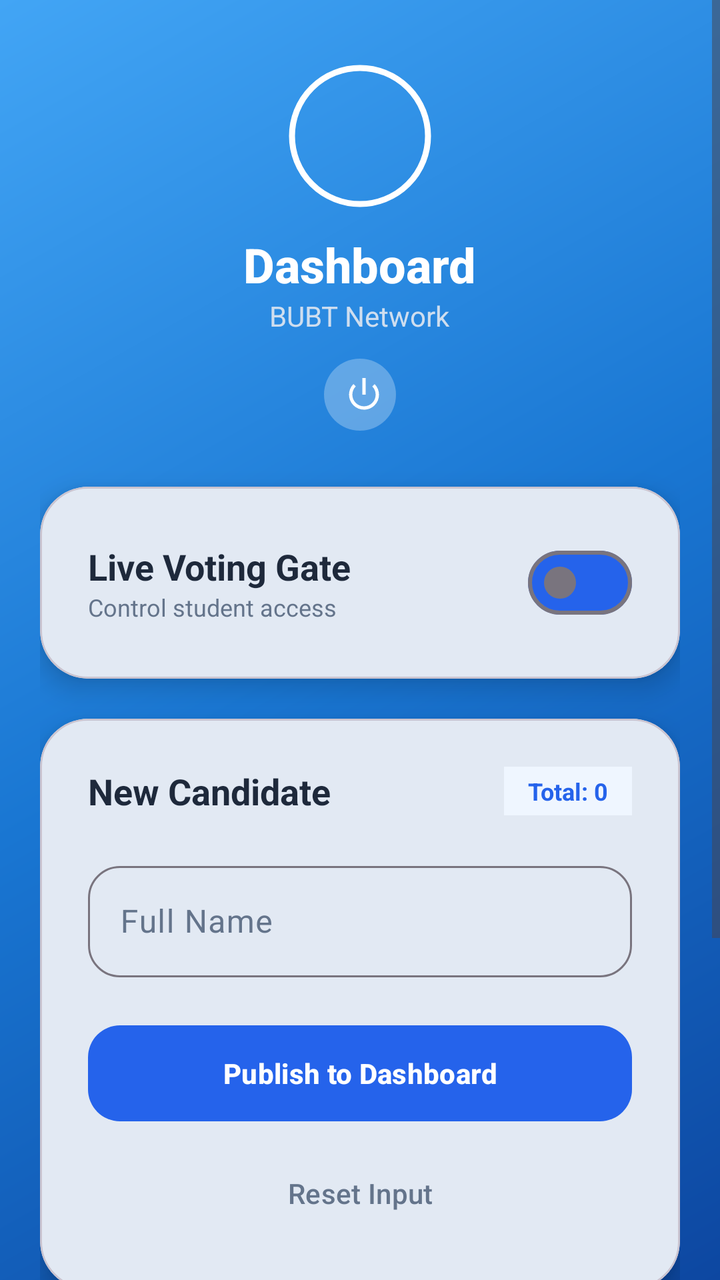
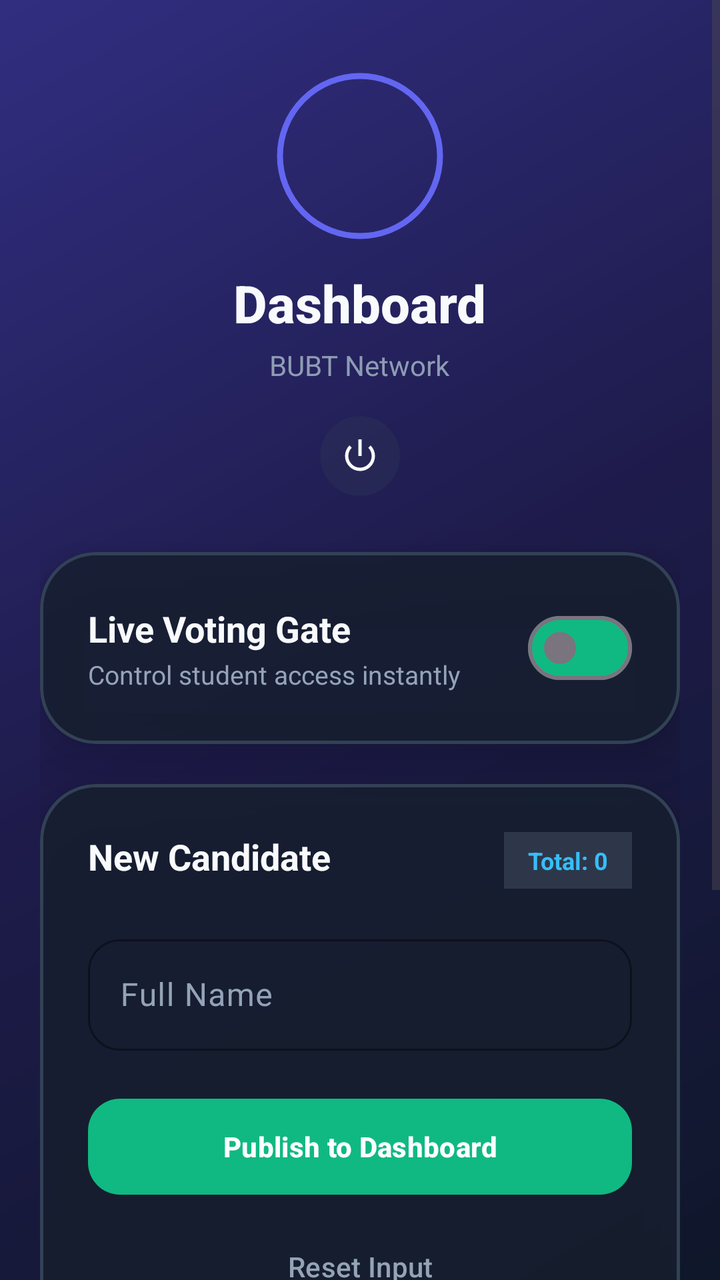

Screens rendered from an Android XML layout before and after an edit, with the pre-edit source and the edit as a unified diff.
<!-- AndroidManifest.xml: application theme Theme.CRConnect -->
<!-- res/layout/activity_teacher_dashboard.xml -->
<?xml version="1.0" encoding="utf-8"?>
<ScrollView xmlns:android="http://schemas.android.com/apk/res/android"
    xmlns:app="http://schemas.android.com/apk/res-auto"
    xmlns:tools="http://schemas.android.com/tools"
    android:layout_width="match_parent"
    android:layout_height="match_parent"
    android:fillViewport="true"
    android:background="@drawable/bg_gradient">

    <LinearLayout
        android:layout_width="match_parent"
        android:layout_height="wrap_content"
        android:orientation="vertical"
        android:paddingHorizontal="20dp">

        <include layout="@layout/include_header" />

        
        <com.google.android.material.card.MaterialCardView
            android:layout_width="match_parent"
            android:layout_height="wrap_content"
            app:cardCornerRadius="24dp"
            app:cardElevation="8dp"
            android:layout_marginBottom="20dp"
            app:cardBackgroundColor="#FFFFFF">

            <LinearLayout
                android:layout_width="match_parent"
                android:layout_height="wrap_content"
                android:orientation="horizontal"
                android:padding="24dp"
                android:gravity="center_vertical">

                <LinearLayout
                    android:layout_width="0dp"
                    android:layout_height="wrap_content"
                    android:layout_weight="1"
                    android:orientation="vertical">

                    <TextView
                        android:layout_width="wrap_content"
                        android:layout_height="wrap_content"
                        android:text="Live Voting Gate"
                        android:textSize="18sp"
                        android:textStyle="bold"
                        android:textColor="#1E293B"/>
                    <TextView
                        android:layout_width="wrap_content"
                        android:layout_height="wrap_content"
                        android:text="Control student access"
                        android:textSize="12sp"
                        android:textColor="#64748B"/>
                </LinearLayout>

                <com.google.android.material.materialswitch.MaterialSwitch
                    android:id="@+id/switchMasterVoting"
                    android:layout_width="wrap_content"
                    android:layout_height="wrap_content"
                    app:trackTint="#2563EB"/>
            </LinearLayout>
        </com.google.android.material.card.MaterialCardView>

        
        <com.google.android.material.card.MaterialCardView
            android:layout_width="match_parent"
            android:layout_height="wrap_content"
            app:cardCornerRadius="24dp"
            app:cardElevation="8dp"
            android:layout_marginBottom="20dp"
            app:cardBackgroundColor="#FFFFFF">

            <LinearLayout
                android:layout_width="match_parent"
                android:layout_height="wrap_content"
                android:orientation="vertical"
                android:padding="24dp">

                <RelativeLayout
                    android:layout_width="match_parent"
                    android:layout_height="wrap_content"
                    android:layout_marginBottom="20dp">

                    <TextView
                        android:layout_width="wrap_content"
                        android:layout_height="wrap_content"
                        android:text="New Candidate"
                        android:textSize="18sp"
                        android:textStyle="bold"
                        android:textColor="#1E293B"/>

                    <TextView
                        android:id="@+id/tvTotalCandidates"
                        android:layout_width="wrap_content"
                        android:layout_height="wrap_content"
                        android:layout_alignParentEnd="true"
                        android:text="Total: 0"
                        android:textSize="12sp"
                        android:textStyle="bold"
                        android:textColor="#2563EB"
                        android:background="#EFF6FF"
                        android:paddingHorizontal="12dp"
                        android:paddingVertical="4dp"/>
                </RelativeLayout>

                <com.google.android.material.textfield.TextInputLayout
                    android:layout_width="match_parent"
                    android:layout_height="wrap_content"
                    style="@style/Widget.Material3.TextInputLayout.OutlinedBox"
                    android:layout_marginBottom="20dp"
                    app:boxCornerRadiusTopStart="16dp" app:boxCornerRadiusTopEnd="16dp"
                    app:boxCornerRadiusBottomStart="16dp" app:boxCornerRadiusBottomEnd="16dp">

                    <com.google.android.material.textfield.TextInputEditText
                        android:id="@+id/etCandidateName"
                        android:layout_width="match_parent"
                        android:layout_height="wrap_content"
                        android:hint="Full Name"
                        android:textColor="#1E293B"/>
                </com.google.android.material.textfield.TextInputLayout>

                <com.google.android.material.button.MaterialButton
                    android:id="@+id/btnAddCandidate"
                    android:layout_width="match_parent"
                    android:layout_height="56dp"
                    android:text="Publish to Dashboard"
                    android:textStyle="bold"
                    app:backgroundTint="#2563EB"
                    app:cornerRadius="16dp"/>

                <com.google.android.material.button.MaterialButton
                    android:id="@+id/btnClearName"
                    android:layout_width="match_parent"
                    android:layout_height="wrap_content"
                    android:text="Reset Input"
                    style="@style/Widget.Material3.Button.TextButton"
                    android:layout_marginTop="8dp"
                    android:textColor="#64748B"/>
            </LinearLayout>
        </com.google.android.material.card.MaterialCardView>

        
        <com.google.android.material.card.MaterialCardView
            android:layout_width="match_parent"
            android:layout_height="wrap_content"
            app:cardCornerRadius="24dp"
            app:cardElevation="4dp"
            app:cardBackgroundColor="#F8FAFC"
            android:layout_marginBottom="20dp">

            <LinearLayout
                android:layout_width="match_parent"
                android:layout_height="wrap_content"
                android:orientation="vertical"
                android:padding="20dp">

                <TextView
                    android:layout_width="wrap_content"
                    android:layout_height="wrap_content"
                    android:text="Advanced Controls"
                    android:textSize="14sp"
                    android:textStyle="bold"
                    android:textColor="#64748B"
                    android:layout_marginBottom="16dp"/>

                <LinearLayout
                    android:layout_width="match_parent"
                    android:layout_height="wrap_content"
                    android:orientation="horizontal">

                    <com.google.android.material.button.MaterialButton
                        android:id="@+id/btnRunOff"
                        android:layout_width="0dp"
                        android:layout_height="wrap_content"
                        android:layout_weight="1"
                        android:text="Run-off"
                        android:layout_marginEnd="8dp"
                        app:backgroundTint="#4F46E5"
                        app:cornerRadius="12dp"/>

                    <com.google.android.material.button.MaterialButton
                        android:id="@+id/btnResetVotes"
                        android:layout_width="0dp"
                        android:layout_height="wrap_content"
                        android:layout_weight="1"
                        android:text="Reset All"
                        style="@style/Widget.Material3.Button.OutlinedButton"
                        app:strokeColor="#EF4444"
                        android:textColor="#EF4444"
                        app:cornerRadius="12dp"/>
                </LinearLayout>
            </LinearLayout>
        </com.google.android.material.card.MaterialCardView>

        
        <LinearLayout
            android:layout_width="match_parent"
            android:layout_height="wrap_content"
            android:orientation="vertical"
            android:paddingBottom="32dp">

            <TextView
                android:layout_width="wrap_content"
                android:layout_height="wrap_content"
                android:text="Published Candidates"
                android:textSize="16sp"
                android:textStyle="bold"
                android:textColor="#FFFFFF"
                android:layout_marginBottom="12dp"
                android:layout_marginStart="4dp"/>

            <LinearLayout
                android:id="@+id/containerAdminCandidates"
                android:layout_width="match_parent"
                android:layout_height="wrap_content"
                android:orientation="vertical"/>
        </LinearLayout>

    </LinearLayout>
</ScrollView>
<!-- res/layout/include_header.xml (included above) -->
<?xml version="1.0" encoding="utf-8"?>
<LinearLayout xmlns:android="http://schemas.android.com/apk/res/android"
    xmlns:app="http://schemas.android.com/apk/res-auto"
    android:layout_width="match_parent"
    android:layout_height="wrap_content"
    android:orientation="vertical"
    android:gravity="center"
    android:paddingTop="32dp"
    android:paddingBottom="24dp">

    <com.google.android.material.imageview.ShapeableImageView
        android:id="@+id/imgUserProfile"
        android:layout_width="72dp"
        android:layout_height="72dp"
        android:src="@drawable/ic_app_main"
        android:scaleType="centerCrop"
        app:shapeAppearanceOverlay="@style/ShapeAppearance.App.Circular"
        android:padding="2dp"
        app:strokeWidth="3dp"
        app:strokeColor="#FFFFFF"
        android:layout_marginBottom="12dp"/>

    <TextView
        android:id="@+id/tvHeaderTitle"
        android:layout_width="wrap_content"
        android:layout_height="wrap_content"
        android:text="Dashboard"
        android:textSize="24sp"
        android:textStyle="bold"
        android:textColor="#FFFFFF"
        android:fontFamily="sans-serif-medium"/>

    <TextView
        android:id="@+id/tvHeaderSubtitle"
        android:layout_width="wrap_content"
        android:layout_height="wrap_content"
        android:text="BUBT Network"
        android:textSize="14sp"
        android:textColor="#E2E8F0"
        android:alpha="0.9"/>

    <com.google.android.material.button.MaterialButton
        android:id="@+id/btnLogout"
        style="@style/Widget.Material3.Button.IconButton"
        android:layout_width="44dp"
        android:layout_height="44dp"
        android:layout_marginTop="8dp"
        app:icon="@android:drawable/ic_lock_power_off"
        app:iconTint="#FFFFFF"
        app:iconSize="20dp"
        android:backgroundTint="#26FFFFFF"/>

</LinearLayout>
<!-- resources referenced by this layout -->
<resources>
  <!-- drawable bg_gradient (drawable) -->
  <?xml version="1.0" encoding="utf-8"?>
  <shape xmlns:android="http://schemas.android.com/apk/res/android">
      <gradient
          android:startColor="#0D47A1"
          android:centerColor="#1976D2"
          android:endColor="#42A5F5"
          android:angle="135" />
  </shape>
  <!-- drawable ic_app_main: png bitmap (drawable, 915279 bytes) -->
  <style name="ShapeAppearance.App.Circular" parent="ShapeAppearance.Material3.Corner.Full">
          <item name="cornerSize">50%</item>
      </style>
  <style name="Theme.CRConnect" parent="Base.Theme.CRConnect" />
  <style name="Base.Theme.CRConnect" parent="Theme.Material3.DayNight.NoActionBar">
          <item name="colorPrimary">@color/primary</item>
          <item name="colorSecondary">@color/secondary</item>
          <item name="android:windowBackground">@color/background</item>
          <item name="colorSurface">@color/surface</item>
          <item name="colorOnSurface">@color/text_primary</item>
          <item name="colorOnSurfaceVariant">@color/text_secondary</item>
          <item name="colorError">@color/error</item>
      </style>
  <color name="primary">#0D47A1</color>
  <color name="secondary">#1976D2</color>
  <color name="background">#F8FAFC</color>
  <color name="surface">#FFFFFF</color>
  <color name="text_primary">#1E293B</color>
  <color name="text_secondary">#64748B</color>
  <color name="error">#B00020</color>
</resources>

<!-- the commit's change to res/layout/activity_teacher_dashboard.xml (unified diff, before → after) -->
@@ -19,10 +19,12 @@
         <com.google.android.material.card.MaterialCardView
             android:layout_width="match_parent"
             android:layout_height="wrap_content"
-            app:cardCornerRadius="24dp"
-            app:cardElevation="8dp"
+            app:cardCornerRadius="28dp"
+            app:cardElevation="16dp"
             android:layout_marginBottom="20dp"
-            app:cardBackgroundColor="#FFFFFF">
+            app:cardBackgroundColor="#D9171F2F"
+            app:strokeWidth="1.5dp"
+            app:strokeColor="#334155">
 
             <LinearLayout
                 android:layout_width="match_parent"
@@ -43,20 +45,21 @@
                         android:text="Live Voting Gate"
                         android:textSize="18sp"
                         android:textStyle="bold"
-                        android:textColor="#1E293B"/>
-                    <TextView
-                        android:layout_width="wrap_content"
-                        android:layout_height="wrap_content"
-                        android:text="Control student access"
-                        android:textSize="12sp"
-                        android:textColor="#64748B"/>
+                        android:textColor="#F8FAFC"/>
+                    <TextView
+                        android:layout_width="wrap_content"
+                        android:layout_height="wrap_content"
+                        android:text="Control student access instantly"
+                        android:textSize="13sp"
+                        android:textColor="#94A3B8"
+                        android:layout_marginTop="2dp"/>
                 </LinearLayout>
 
                 <com.google.android.material.materialswitch.MaterialSwitch
                     android:id="@+id/switchMasterVoting"
                     android:layout_width="wrap_content"
                     android:layout_height="wrap_content"
-                    app:trackTint="#2563EB"/>
+                    app:trackTint="#10B981"/>
             </LinearLayout>
         </com.google.android.material.card.MaterialCardView>
 
@@ -64,10 +67,12 @@
         <com.google.android.material.card.MaterialCardView
             android:layout_width="match_parent"
             android:layout_height="wrap_content"
-            app:cardCornerRadius="24dp"
-            app:cardElevation="8dp"
+            app:cardCornerRadius="28dp"
+            app:cardElevation="16dp"
             android:layout_marginBottom="20dp"
-            app:cardBackgroundColor="#FFFFFF">
+            app:cardBackgroundColor="#D9171F2F"
+            app:strokeWidth="1.5dp"
+            app:strokeColor="#334155">
 
             <LinearLayout
                 android:layout_width="match_parent"
@@ -86,7 +91,7 @@
                         android:text="New Candidate"
                         android:textSize="18sp"
                         android:textStyle="bold"
-                        android:textColor="#1E293B"/>
+                        android:textColor="#F8FAFC"/>
 
                     <TextView
                         android:id="@+id/tvTotalCandidates"
@@ -96,10 +101,10 @@
                         android:text="Total: 0"
                         android:textSize="12sp"
                         android:textStyle="bold"
-                        android:textColor="#2563EB"
-                        android:background="#EFF6FF"
+                        android:textColor="#38BDF8"
+                        android:background="#2E374A"
                         android:paddingHorizontal="12dp"
-                        android:paddingVertical="4dp"/>
+                        android:paddingVertical="6dp"/>
                 </RelativeLayout>
 
                 <com.google.android.material.textfield.TextInputLayout
@@ -108,14 +113,17 @@
                     style="@style/Widget.Material3.TextInputLayout.OutlinedBox"
                     android:layout_marginBottom="20dp"
                     app:boxCornerRadiusTopStart="16dp" app:boxCornerRadiusTopEnd="16dp"
-                    app:boxCornerRadiusBottomStart="16dp" app:boxCornerRadiusBottomEnd="16dp">
+                    app:boxCornerRadiusBottomStart="16dp" app:boxCornerRadiusBottomEnd="16dp"
+                    app:boxStrokeColor="#10B981"
+                    app:hintTextColor="#64748B"
+                    android:textColorHint="#94A3B8">
 
                     <com.google.android.material.textfield.TextInputEditText
                         android:id="@+id/etCandidateName"
                         android:layout_width="match_parent"
                         android:layout_height="wrap_content"
                         android:hint="Full Name"
-                        android:textColor="#1E293B"/>
+                        android:textColor="#FFFFFF"/>
                 </com.google.android.material.textfield.TextInputLayout>
 
                 <com.google.android.material.button.MaterialButton
@@ -124,7 +132,7 @@
                     android:layout_height="56dp"
                     android:text="Publish to Dashboard"
                     android:textStyle="bold"
-                    app:backgroundTint="#2563EB"
+                    app:backgroundTint="#10B981"
                     app:cornerRadius="16dp"/>
 
                 <com.google.android.material.button.MaterialButton
@@ -134,7 +142,7 @@
                     android:text="Reset Input"
                     style="@style/Widget.Material3.Button.TextButton"
                     android:layout_marginTop="8dp"
-                    android:textColor="#64748B"/>
+                    android:textColor="#94A3B8"/>
             </LinearLayout>
         </com.google.android.material.card.MaterialCardView>
 
@@ -142,10 +150,12 @@
         <com.google.android.material.card.MaterialCardView
             android:layout_width="match_parent"
             android:layout_height="wrap_content"
-            app:cardCornerRadius="24dp"
-            app:cardElevation="4dp"
-            app:cardBackgroundColor="#F8FAFC"
-            android:layout_marginBottom="20dp">
+            app:cardCornerRadius="28dp"
+            app:cardElevation="10dp"
+            app:cardBackgroundColor="#D9171F2F"
+            app:strokeWidth="1.5dp"
+            app:strokeColor="#334155"
+            android:layout_marginBottom="24dp">
 
             <LinearLayout
                 android:layout_width="match_parent"
@@ -159,7 +169,7 @@
                     android:text="Advanced Controls"
                     android:textSize="14sp"
                     android:textStyle="bold"
-                    android:textColor="#64748B"
+                    android:textColor="#94A3B8"
                     android:layout_marginBottom="16dp"/>
 
                 <LinearLayout
@@ -174,8 +184,8 @@
                         android:layout_weight="1"
                         android:text="Run-off"
                         android:layout_marginEnd="8dp"
-                        app:backgroundTint="#4F46E5"
-                        app:cornerRadius="12dp"/>
+                        app:backgroundTint="#8B5CF6"
+                        app:cornerRadius="14dp"/>
 
                     <com.google.android.material.button.MaterialButton
                         android:id="@+id/btnResetVotes"
@@ -183,10 +193,8 @@
                         android:layout_height="wrap_content"
                         android:layout_weight="1"
                         android:text="Reset All"
-                        style="@style/Widget.Material3.Button.OutlinedButton"
-                        app:strokeColor="#EF4444"
-                        android:textColor="#EF4444"
-                        app:cornerRadius="12dp"/>
+                        app:backgroundTint="#EF4444"
+                        app:cornerRadius="14dp"/>
                 </LinearLayout>
             </LinearLayout>
         </com.google.android.material.card.MaterialCardView>
@@ -202,10 +210,10 @@
                 android:layout_width="wrap_content"
                 android:layout_height="wrap_content"
                 android:text="Published Candidates"
-                android:textSize="16sp"
+                android:textSize="18sp"
                 android:textStyle="bold"
-                android:textColor="#FFFFFF"
-                android:layout_marginBottom="12dp"
+                android:textColor="#F8FAFC"
+                android:layout_marginBottom="16dp"
                 android:layout_marginStart="4dp"/>
 
             <LinearLayout
@@ -225,29 +233,29 @@
     android:layout_height="wrap_content"
     android:orientation="vertical"
     android:gravity="center"
-    android:paddingTop="32dp"
+    android:paddingTop="36dp"
     android:paddingBottom="24dp">
 
     <com.google.android.material.imageview.ShapeableImageView
         android:id="@+id/imgUserProfile"
-        android:layout_width="72dp"
-        android:layout_height="72dp"
+        android:layout_width="84dp"
+        android:layout_height="84dp"
         android:src="@drawable/ic_app_main"
         android:scaleType="centerCrop"
         app:shapeAppearanceOverlay="@style/ShapeAppearance.App.Circular"
         android:padding="2dp"
         app:strokeWidth="3dp"
-        app:strokeColor="#FFFFFF"
-        android:layout_marginBottom="12dp"/>
+        app:strokeColor="#6366F1"
+        android:layout_marginBottom="14dp"/>
 
     <TextView
         android:id="@+id/tvHeaderTitle"
         android:layout_width="wrap_content"
         android:layout_height="wrap_content"
         android:text="Dashboard"
-        android:textSize="24sp"
+        android:textSize="26sp"
         android:textStyle="bold"
-        android:textColor="#FFFFFF"
+        android:textColor="#F8FAFC"
         android:fontFamily="sans-serif-medium"/>
 
     <TextView
@@ -256,18 +264,19 @@
         android:layout_height="wrap_content"
         android:text="BUBT Network"
         android:textSize="14sp"
-        android:textColor="#E2E8F0"
-        android:alpha="0.9"/>
+        android:textColor="#94A3B8"
+        android:alpha="0.95"
+        android:layout_marginTop="4dp"/>
 
     <com.google.android.material.button.MaterialButton
         android:id="@+id/btnLogout"
         style="@style/Widget.Material3.Button.IconButton"
-        android:layout_width="44dp"
-        android:layout_height="44dp"
-        android:layout_marginTop="8dp"
+        android:layout_width="48dp"
+        android:layout_height="48dp"
+        android:layout_marginTop="12dp"
         app:icon="@android:drawable/ic_lock_power_off"
-        app:iconTint="#FFFFFF"
+        app:iconTint="#F8FAFC"
         app:iconSize="20dp"
-        android:backgroundTint="#26FFFFFF"/>
+        android:backgroundTint="#26334155"/>
 
 </LinearLayout>
<!-- resource entries referenced after the edit -->
@@ -4,9 +4,9 @@
   <?xml version="1.0" encoding="utf-8"?>
   <shape xmlns:android="http://schemas.android.com/apk/res/android">
       <gradient
-          android:startColor="#0D47A1"
-          android:centerColor="#1976D2"
-          android:endColor="#42A5F5"
+          android:startColor="#0F172A"
+          android:centerColor="#1E1B4B"
+          android:endColor="#312E81"
           android:angle="135" />
   </shape>
   <!-- drawable ic_app_main: png bitmap (drawable, 915279 bytes) -->
@@ -23,12 +23,12 @@
           <item name="colorOnSurfaceVariant">@color/text_secondary</item>
           <item name="colorError">@color/error</item>
       </style>
-  <color name="primary">#0D47A1</color>
-  <color name="secondary">#1976D2</color>
-  <color name="background">#F8FAFC</color>
-  <color name="surface">#FFFFFF</color>
-  <color name="text_primary">#1E293B</color>
-  <color name="text_secondary">#64748B</color>
-  <color name="error">#B00020</color>
+  <color name="primary">#6366F1</color>
+  <color name="secondary">#06B6D4</color>
+  <color name="background">#0F172A</color>
+  <color name="surface">#1E293B</color>
+  <color name="text_primary">#F8FAFC</color>
+  <color name="text_secondary">#94A3B8</color>
+  <color name="error">#EF4444</color>
 </resources>
 
